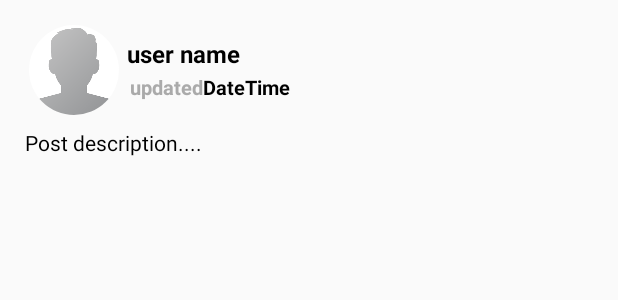
After one commit to nibchee/SchmOSnap, an Android app: the layout all_posts_layout.xml on its own in the app's theme, with its tools: preview values and no code run, on a phone screen of 412 x 824 dp. The commit adds this screen. Shown: the top 300 px of the screen. Run offline under Robolectric (Android 15) with nearby library versions, the light colour scheme and no system bars.

Commit message:
Dispalyuing Posts  on MAin Activiy is completed by Using Recycle View

```diff
--- a/app/src/main/AndroidManifest.xml
+++ b/app/src/main/AndroidManifest.xml
@@ -28,5 +28,6 @@
     <uses-permission android:name="android.permission.WRITE_EXTERNAL_STORAGE" />
 
     <uses-permission android:name="android.permission.INTERNET" />
+    <uses-permission android:name="android.permission.ACCESS_NETWORK_STATE" />
 
 </manifest>
--- a/app/src/main/java/com/example/nirbhay/schmosnap/SetupActivity.java
+++ b/app/src/main/java/com/example/nirbhay/schmosnap/SetupActivity.java
@@ -16,7 +16,7 @@ import android.widget.Button;
 import android.widget.EditText;
 import android.widget.Toast;
 
-import com.google.android.gms.auth.api.signin.internal.Storage;
+import com.google.android.gms.auth.api.signin.*;
 import com.google.android.gms.tasks.OnCompleteListener;
 import com.google.android.gms.tasks.OnSuccessListener;
 import com.google.android.gms.tasks.Task;
@@ -141,6 +141,7 @@ public class SetupActivity extends AppCompatActivity {
                 loadingBar.setCanceledOnTouchOutside(true);
 
                 Uri resultUri = result.getUri();
+
 
                 final StorageReference filePath = UserProfileImageRef.child(currentUserID + ".jpg");//reference to create a folder under the created reference
                 //saves image in firebase storage
--- /dev/null
+++ b/app/src/main/res/layout/all_posts_layout.xml
@@ -0,0 +1,110 @@
+<?xml version="1.0" encoding="utf-8"?>
+<RelativeLayout
+    xmlns:android="http://schemas.android.com/apk/res/android"
+    android:layout_width="match_parent"
+    android:layout_height="wrap_content">
+
+    <LinearLayout
+        android:layout_width="match_parent"
+        android:layout_height="wrap_content"
+        android:orientation="vertical"
+        android:layout_marginBottom="4dp"
+        android:layout_marginLeft="10dp"
+        android:layout_marginRight="10dp"
+        android:layout_marginTop="10dp">
+
+        <LinearLayout
+            android:layout_width="match_parent"
+            android:layout_height="wrap_content"
+            android:layout_marginTop="1dp"
+            android:padding="5dp"
+              android:orientation="horizontal">
+
+            <de.hdodenhof.circleimageview.CircleImageView
+                android:id="@+id/post_profile_image"
+                android:layout_width="60dp"
+                android:layout_height="60dp"
+                android:src="@drawable/profile"
+                android:scaleType="centerCrop"
+                android:layout_marginLeft="4dp"/>
+
+            <LinearLayout
+                android:layout_height="wrap_content"
+                android:layout_width="match_parent"
+                android:orientation="vertical">
+
+                <TextView
+                    android:id="@+id/post_user_name"
+                    android:layout_width="match_parent"
+                    android:layout_height="wrap_content"
+                    android:text="user name"
+                    android:layout_marginLeft="5dp"
+                    android:layout_marginTop="8dp"
+                    android:textAlignment="textStart"
+                    android:textSize="16sp"
+                    android:textStyle="bold"
+                    android:textColor="@android:color/black"/>
+
+                <LinearLayout
+                    android:layout_width="match_parent"
+                    android:layout_height="wrap_content"
+                    android:orientation="horizontal"
+                    android:layout_marginLeft="5dp"
+                    android:padding="2dp">
+
+                    <TextView
+                        android:id="@+id/text"
+                        android:layout_width="wrap_content"
+                        android:layout_height="wrap_content"
+                        android:text="updated"
+                        android:textColor="@android:color/darker_gray"
+                        android:textSize="13sp"
+                        android:textStyle="bold"
+                        />
+
+                    <TextView
+                        android:id="@+id/post_date"
+                        android:layout_width="wrap_content"
+                        android:layout_height="wrap_content"
+                        android:text="Date"
+                        android:textColor="@android:color/black"
+                        android:textSize="13sp"
+                        android:textStyle="bold"
+                        />
+
+                    <TextView
+                        android:id="@+id/post_time"
+                        android:layout_width="wrap_content"
+                        android:layout_height="wrap_content"
+                        android:text="Time"
+                        android:textColor="@android:color/black"
+                        android:textSize="13sp"
+                        android:textStyle="bold" />
+                </LinearLayout>
+
+            </LinearLayout>
+
+
+        </LinearLayout>
+
+        <TextView
+            android:id="@+id/post_description"
+            android:layout_width="match_parent"
+            android:layout_height="wrap_content"
+            android:text="Post description...."
+            android:layout_marginLeft="3dp"
+            android:layout_marginRight="3dp"
+            android:padding="3dp"
+            android:textSize="14sp"
+            android:textColor="@android:color/black"/>
+
+        <ImageView
+            android:id="@+id/post_image"
+            android:layout_width="match_parent"
+            android:layout_height="200dp"
+            android:layout_margin="3dp"
+            android:adjustViewBounds="true"
+            android:scaleType="centerCrop"/>
+    </LinearLayout>
+
+</RelativeLayout>
```
Also changed, not shown: app/build.gradle (+12 -4 lines), app/src/main/java/com/example/nirbhay/schmosnap/MainActivity.java (+94 -5 lines), app/src/main/java/com/example/nirbhay/schmosnap/Posts.java (added, +85 -0 lines).
